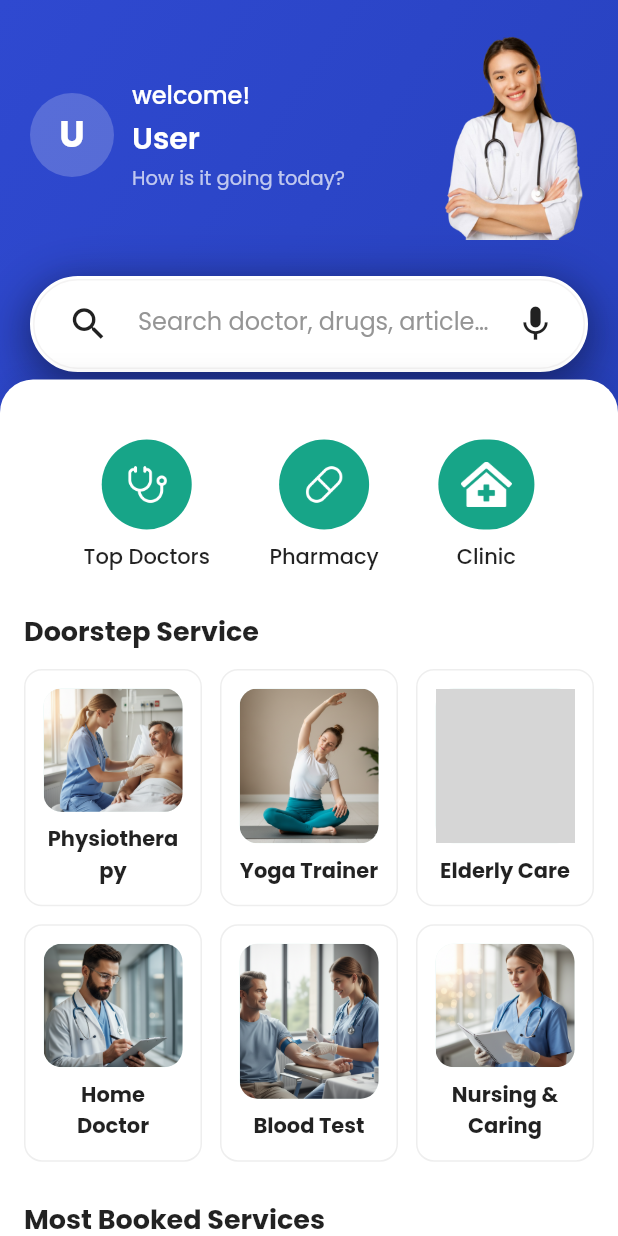
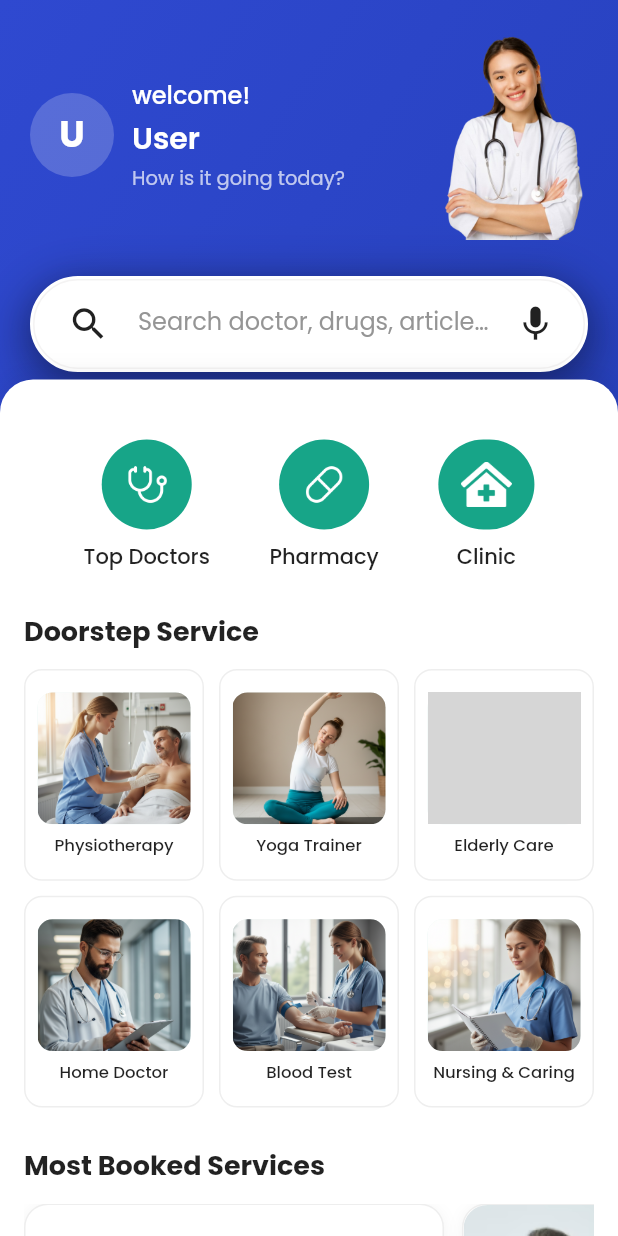
Before and after one commit to ravindrauiet/doorspital, a Flutter app: the HomeScreen screen opened by its route, on a phone screen of 412 x 824 dp. Run offline on Flutter 3.47's test engine with Material 3 defaults, Android fonts, the phone set to English and light mode, and no system bars; our stand-ins replace flutter_local_notifications, flutter_map, geocoding, geolocator, go_router, google_fonts and 6 more; accounts and stored records are empty; network calls fail; grey boxes are pictures that could not be loaded.

Commit message:
feat: implement home screen with user greeting, search, quick actions, and doorstep service cards

```diff
--- a/lib/features/home/components/doorstep_service_card.dart
+++ b/lib/features/home/components/doorstep_service_card.dart
@@ -14,7 +14,7 @@ class DoorstepServiceCard extends StatelessWidget {
   @override
   Widget build(BuildContext context) {
     return Container(
-      padding: const EdgeInsets.all(12),
+      padding: const EdgeInsets.all(8),
       decoration: BoxDecoration(
         color: Colors.white,
         borderRadius: BorderRadius.circular(12),
@@ -24,14 +24,15 @@ class DoorstepServiceCard extends StatelessWidget {
         mainAxisAlignment: MainAxisAlignment.center,
         children: [
           Expanded(
+            flex: 3,
             child: Container(
               width: double.infinity,
               decoration: BoxDecoration(
-                color: AppColors.teal.withOpacity(0.1),
-                borderRadius: BorderRadius.circular(12),
+                color: AppColors.teal.withOpacity(0.08),
+                borderRadius: BorderRadius.circular(10),
               ),
               child: ClipRRect(
-                borderRadius: BorderRadius.circular(12),
+                borderRadius: BorderRadius.circular(10),
                 child: Image.asset(
                   imagePath,
                   fit: BoxFit.cover,
@@ -40,7 +41,7 @@ class DoorstepServiceCard extends StatelessWidget {
                       child: Icon(
                         Icons.image_not_supported,
                         color: AppColors.teal,
-                        size: 32,
+                        size: 28,
                       ),
                     );
                   },
@@ -48,17 +49,20 @@ class DoorstepServiceCard extends StatelessWidget {
               ),
             ),
           ),
-          const SizedBox(height: 8),
-          Text(
+          const SizedBox(height: 6),
+          Flexible(
+            flex: 1,
+            child: Text(
               name,
               textAlign: TextAlign.center,
               style: const TextStyle(
-              fontSize: 14,
-              fontWeight: FontWeight.bold,
+                fontSize: 11,
+                fontWeight: FontWeight.w500,
                 color: Colors.black87,
               ),
               maxLines: 2,
               overflow: TextOverflow.ellipsis,
+            ),
           ),
         ],
       ),
--- a/lib/features/home/view/home_screen.dart
+++ b/lib/features/home/view/home_screen.dart
@@ -223,9 +223,9 @@ class _HomeScreenState extends State<HomeScreen> {
                             physics: const NeverScrollableScrollPhysics(),
                             gridDelegate: const SliverGridDelegateWithFixedCrossAxisCount(
                               crossAxisCount: 3,
-                              crossAxisSpacing: 12,
-                              mainAxisSpacing: 12,
-                              childAspectRatio: 0.75,
+                              crossAxisSpacing: 10,
+                              mainAxisSpacing: 10,
+                              childAspectRatio: 0.85,
                             ),
                             itemCount: 6,
                             itemBuilder: (context, index) {
```
Lines whose indentation alone changed are shown as unchanged.
